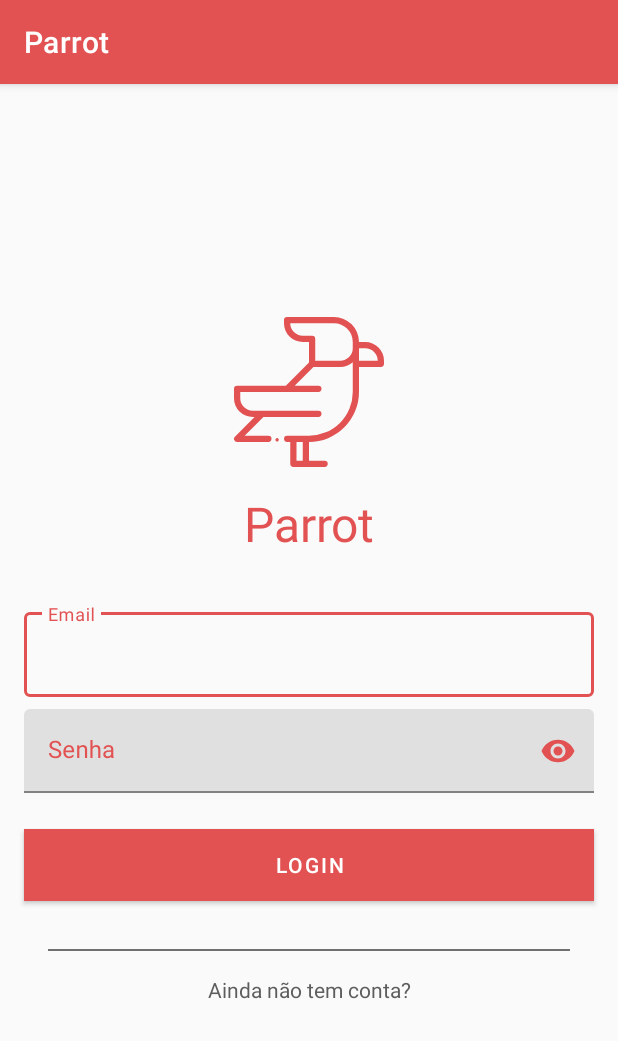
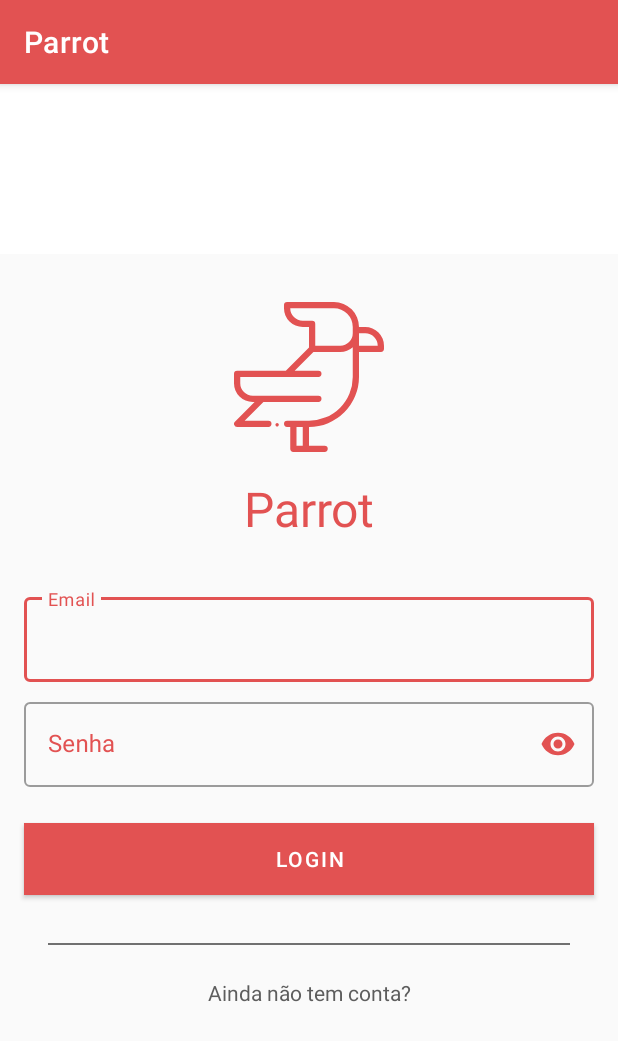
Before and after one commit to rebecaalbuquerque/android-parrot, an Android app: the screen it shows after launch (AuthActivity), on a phone screen of 412 x 824 dp. Shown: the top 1041 px of the screen. Run offline under Robolectric (Android 15) with nearby library versions, the phone set to English and light mode, and no system bars; our stand-ins replace data binding; 2 statements that could not run were skipped.

Commit message:
Finalizando BindAdapter do login e iniciando layout do registro

```diff
--- a/app/build.gradle
+++ b/app/build.gradle
@@ -40,7 +40,7 @@ android {
 
 dependencies {
     implementation fileTree(dir: 'libs', include: ['*.jar'])
-    implementation"org.jetbrains.kotlin:kotlin-stdlib-jdk7:$kotlin_version"
+    implementation "org.jetbrains.kotlin:kotlin-stdlib-jdk7:$kotlin_version"
 
     kapt "androidx.databinding:databinding-compiler:3.4.2"
 
--- a/app/src/main/java/com/albuquerque/parrot/app/auth/view/activity/AuthActivity.kt
+++ b/app/src/main/java/com/albuquerque/parrot/app/auth/view/activity/AuthActivity.kt
@@ -7,8 +7,10 @@ import androidx.lifecycle.Observer
 import androidx.lifecycle.ViewModelProviders
 import com.albuquerque.parrot.R
 import com.albuquerque.parrot.app.auth.viewmodel.AuthViewModel
+import com.albuquerque.parrot.app.register.view.activity.RegisterActivity
 import com.albuquerque.parrot.databinding.ActivityAuthBinding
 import kotlinx.android.synthetic.main.activity_auth.*
+import org.jetbrains.anko.startActivity
 
 
 class AuthActivity : AppCompatActivity() {
@@ -38,17 +40,21 @@ class AuthActivity : AppCompatActivity() {
     }
 
     private fun setupView() {
+
         buttonLogin.setOnClickListener {
             authViewModel.login()
         }
+
+        signUp.setOnClickListener {
+            startActivity<RegisterActivity>()
+        }
+
     }
 
     private fun subscribeUI() {
 
         with(authViewModel) {
 
-            onInputEmpty.observe(this@AuthActivity, Observer {
-            })
 
         }
 
--- a/app/src/main/java/com/albuquerque/parrot/app/auth/viewmodel/AuthViewModel.kt
+++ b/app/src/main/java/com/albuquerque/parrot/app/auth/viewmodel/AuthViewModel.kt
@@ -8,14 +8,7 @@ class AuthViewModel: ViewModel() {
 
     val user = User()
 
-    val onInputEmpty = SingleLiveEvent<Void>()
-
     fun login() {
-
-        if(user.email.isEmpty() || user.senha.isEmpty()) {
-            onInputEmpty.call()
-            return
-        }
 
         user
 
--- a/app/src/main/res/layout/activity_auth.xml
+++ b/app/src/main/res/layout/activity_auth.xml
@@ -12,9 +12,20 @@
 
     </data>
 
+    <RelativeLayout
+        android:layout_width="match_parent"
+        android:layout_height="match_parent"
+        android:fitsSystemWindows="true">
+
+        <ScrollView
+            android:layout_width="match_parent"
+            android:layout_height="wrap_content"
+            android:layout_centerVertical="true"
+            tools:ignore="UselessParent">
+
             <androidx.constraintlayout.widget.ConstraintLayout
                 android:layout_width="match_parent"
-        android:layout_height="match_parent"
+                android:layout_height="wrap_content"
                 android:background="@color/colorBackground">
 
                 <ImageView
@@ -22,6 +33,7 @@
                     android:layout_width="100dp"
                     android:layout_height="100dp"
                     android:layout_marginStart="8dp"
+                    android:layout_marginTop="32dp"
                     android:layout_marginEnd="8dp"
                     android:src="@drawable/ic_logo"
                     android:tint="@color/colorAccent"
@@ -72,14 +84,15 @@
 
                 <com.google.android.material.textfield.TextInputLayout
                     android:id="@+id/layoutSenha"
+                    style="@style/Widget.MaterialComponents.TextInputLayout.OutlinedBox"
+                    msgError='@{"Senha muito pequena"}'
+                    passwordValidator="@{viewModel.user.senha}"
                     android:layout_width="0dp"
                     android:layout_height="wrap_content"
                     android:layout_marginStart="16dp"
                     android:layout_marginTop="8dp"
                     android:layout_marginEnd="16dp"
                     android:hint="@string/hint_senha"
-            passwordValidator="@{viewModel.user.senha}"
-            msgError="@string/hint_senha"
                     android:textColorHint="@color/colorPrimary"
                     app:layout_constraintBottom_toTopOf="@+id/buttonLogin"
                     app:layout_constraintEnd_toEndOf="parent"
@@ -102,8 +115,8 @@
                     android:layout_width="0dp"
                     android:layout_height="wrap_content"
                     android:layout_marginTop="24dp"
+                    android:background="@color/colorAccent"
                     android:text="@string/hint_login"
-            android:background="@color/colorAccent"
                     android:textColor="@android:color/white"
                     app:layout_constraintBottom_toTopOf="@+id/separator"
                     app:layout_constraintEnd_toEndOf="@+id/layoutSenha"
@@ -126,11 +139,16 @@
                 <TextView
                     android:id="@+id/signUp"
                     android:layout_width="0dp"
-            android:layout_height="wrap_content"
+                    android:layout_height="32dp"
                     android:layout_marginTop="16dp"
+                    android:layout_marginBottom="32dp"
                     android:text="@string/label_sign_up"
+                    android:gravity="center_vertical"
+                    android:textAlignment="center"
                     android:textColor="#5D5D5D"
-            android:textAlignment="center"
+                    android:background="?attr/selectableItemBackground"
+                    android:clickable="true"
+                    android:focusable="true"
                     app:layout_constraintBottom_toBottomOf="parent"
                     app:layout_constraintEnd_toEndOf="@+id/separator"
                     app:layout_constraintStart_toStartOf="@+id/separator"
@@ -138,5 +156,8 @@
 
             </androidx.constraintlayout.widget.ConstraintLayout>
 
+        </ScrollView>
+
+    </RelativeLayout>
 
 </layout>
--- a/app/src/main/res/values/strings.xml
+++ b/app/src/main/res/values/strings.xml
@@ -1,7 +1,10 @@
 <resources>
     <string name="app_name">Parrot</string>
     <string name="hint_email">Email</string>
+    <string name="hint_nome">Nome completo</string>
+    <string name="hint_username">Username</string>
     <string name="hint_senha">Senha</string>
+    <string name="hint_confirmar_senha">Confirmar senha</string>
     <string name="hint_login">Login</string>
     <string name="hint_error">Todos os campos devem estar preenchidos</string>
     <string name="label_sign_up">Ainda não tem conta?</string>
```
Also changed, not shown: app/src/main/AndroidManifest.xml (+4 -3 lines), app/src/main/java/com/albuquerque/parrot/app/auth/model/User.kt (+14 -0 lines), app/src/main/java/com/albuquerque/parrot/app/register/view/activity/RegisterActivity.kt (added, +13 -0 lines), app/src/main/java/com/albuquerque/parrot/app/register/viewmodel/RegisterViewModel.kt (added, +16 -0 lines), app/src/main/java/com/albuquerque/parrot/core/bindingAdapter/EditTextBindingAdapter.kt (renamed from app/src/main/java/com/albuquerque/parrot/app/auth/bindingAdapter/EditTextBindingAdapter.kt, +4 -8 lines), app/src/main/res/layout/activity_register.xml (added, +175 -0 lines). Lines whose indentation alone changed are shown as unchanged.
